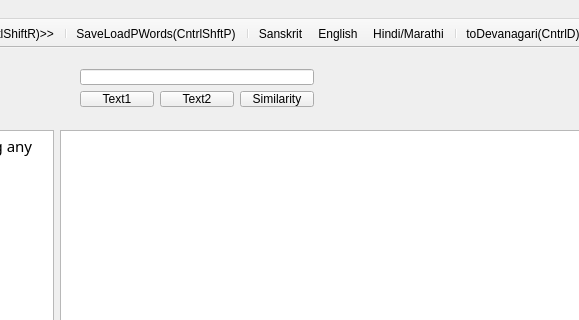
This is FrameWorkCode/mainwindow.ui in UDAAN-LEAP/leap-pe-tool as Qt 5 draws it before an edit; both pictures show x 601 to 1180 and y 0 to 320 of the 1387 by 736 pixel window. The edited form follows.
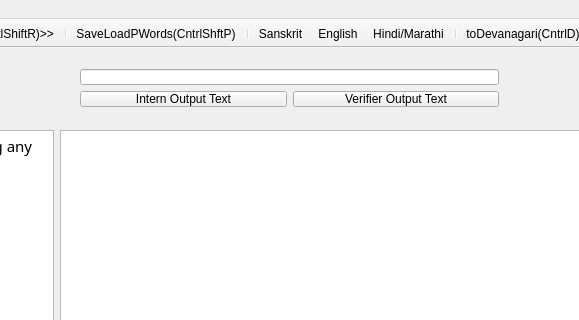
This is the edited form. Icons and pictures are not drawn.

Patch:
```diff
--- a/FrameWorkCode/mainwindow.ui
+++ b/FrameWorkCode/mainwindow.ui
@@ -164,7 +164,7 @@
      <rect>
       <x>670</x>
       <y>10</y>
-      <width>256</width>
+      <width>441</width>
       <height>60</height>
      </rect>
     </property>
@@ -177,21 +177,14 @@
        <item>
         <widget class="QPushButton" name="pushButton_2">
          <property name="text">
-          <string>Text1</string>
+          <string>Intern Output Text</string>
          </property>
         </widget>
        </item>
        <item>
         <widget class="QPushButton" name="pushButton_3">
          <property name="text">
-          <string>Text2</string>
-         </property>
-        </widget>
-       </item>
-       <item>
-        <widget class="QPushButton" name="pushButton">
-         <property name="text">
-          <string>Similarity</string>
+          <string>Verifier Output Text</string>
          </property>
         </widget>
        </item>
```
Left out of the diff: 1 changed line with no effect on the pictures.
